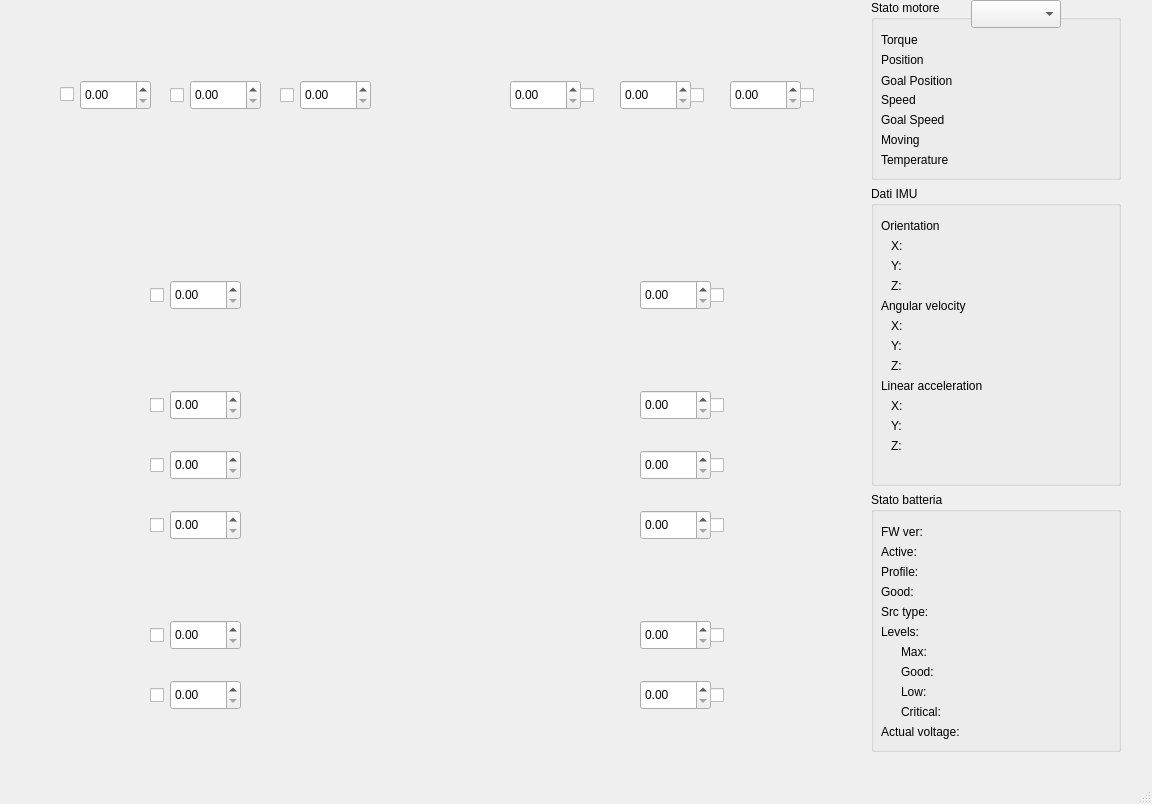
Qt form res/GUI.ui (roncapat/RaspBioloid-ControlPanel) before a commit.
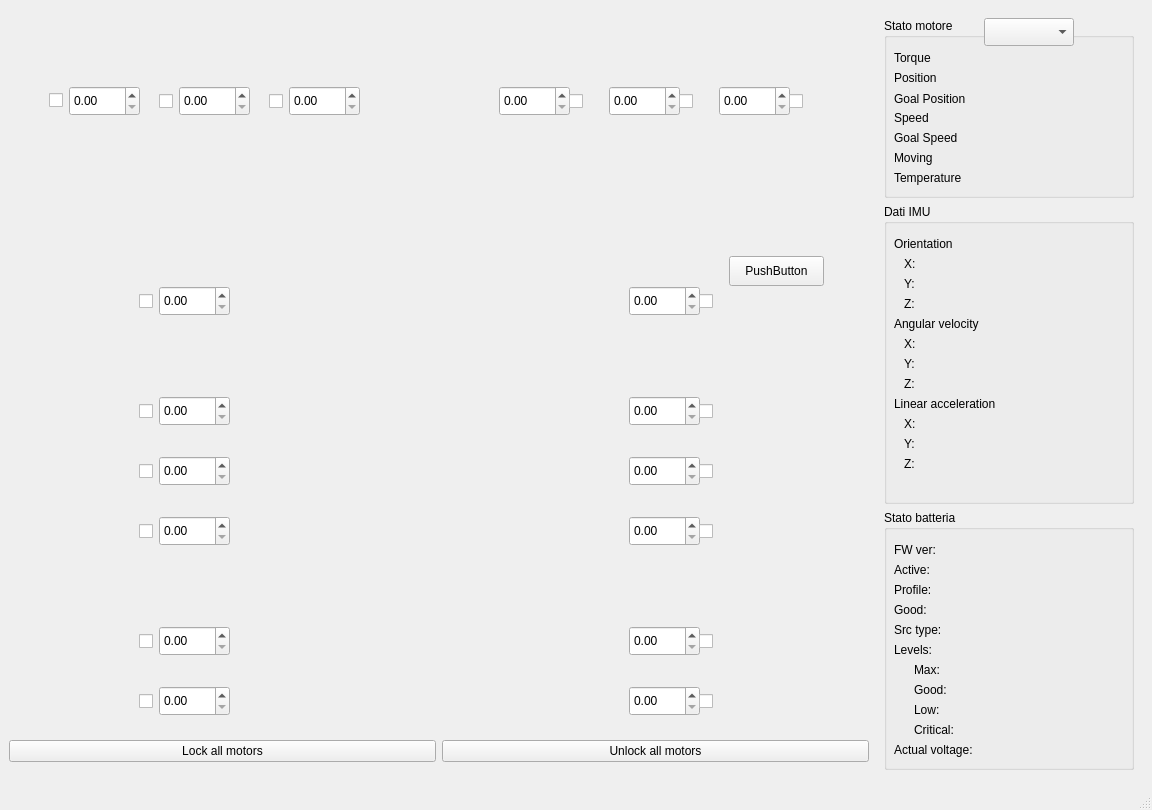
The same form after that commit. Icons and pictures are not drawn.

Commit message: Implementazione redraw e dati imu

```diff
--- a/res/GUI.ui
+++ b/res/GUI.ui
@@ -44,14 +44,22 @@
      <height>0</height>
     </size>
    </property>
+   <layout class="QHBoxLayout" name="horizontalLayout">
+    <item>
+     <layout class="QVBoxLayout" name="body">
+      <item>
    <widget class="QFrame" name="robot">
-    <property name="geometry">
-     <rect>
-      <x>20</x>
-      <y>20</y>
+        <property name="sizePolicy">
+         <sizepolicy hsizetype="Fixed" vsizetype="Fixed">
+          <horstretch>0</horstretch>
+          <verstretch>0</verstretch>
+         </sizepolicy>
+        </property>
+        <property name="minimumSize">
+         <size>
       <width>841</width>
       <height>691</height>
-     </rect>
+         </size>
     </property>
     <property name="autoFillBackground">
      <bool>false</bool>
@@ -709,16 +717,43 @@
       <string/>
      </property>
     </widget>
-   </widget>
+        <widget class="QPushButton" name="anim1">
+         <property name="geometry">
+          <rect>
+           <x>720</x>
+           <y>230</y>
+           <width>95</width>
+           <height>30</height>
+          </rect>
+         </property>
+         <property name="text">
+          <string>PushButton</string>
+         </property>
+        </widget>
+       </widget>
+      </item>
+      <item>
+       <layout class="QHBoxLayout" name="horizontalLayout_2">
+        <item>
+         <widget class="QPushButton" name="button_lock_all">
+          <property name="text">
+           <string>Lock all motors</string>
+          </property>
+         </widget>
+        </item>
+        <item>
+         <widget class="QPushButton" name="button_unlock_all">
+          <property name="text">
+           <string>Unlock all motors</string>
+          </property>
+         </widget>
+        </item>
+       </layout>
+      </item>
+     </layout>
+    </item>
+    <item>
    <widget class="QWidget" name="sidebar" native="true">
-    <property name="geometry">
-     <rect>
-      <x>871</x>
-      <y>0</y>
-      <width>271</width>
-      <height>761</height>
-     </rect>
-    </property>
     <property name="sizePolicy">
      <sizepolicy hsizetype="Preferred" vsizetype="Fixed">
       <horstretch>0</horstretch>
@@ -1336,6 +1371,8 @@
      </item>
     </layout>
    </widget>
+    </item>
+   </layout>
   </widget>
   <widget class="QMenuBar" name="menubar">
    <property name="geometry">
```
Lines whose indentation alone changed are shown as unchanged. The commit also changes 1 other file.
